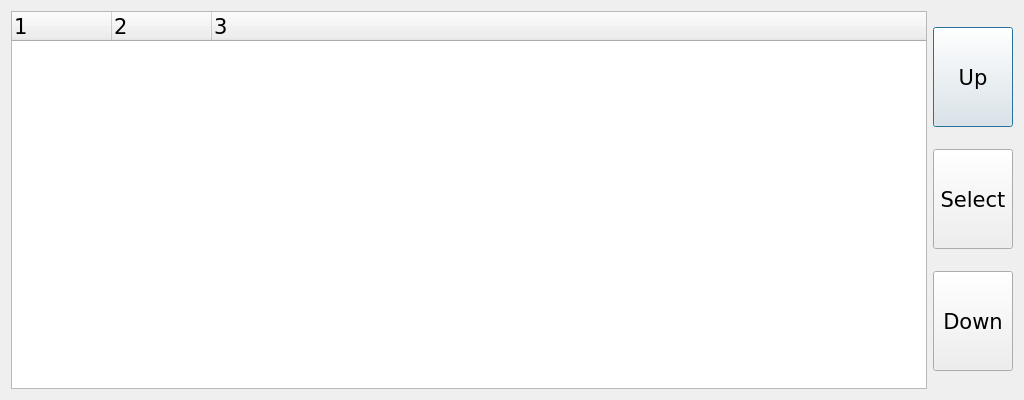
Old version of the form sterownik_glowny/bc_client/citemsmenu.ui in the repository bremenpl/bateria_cenralna.
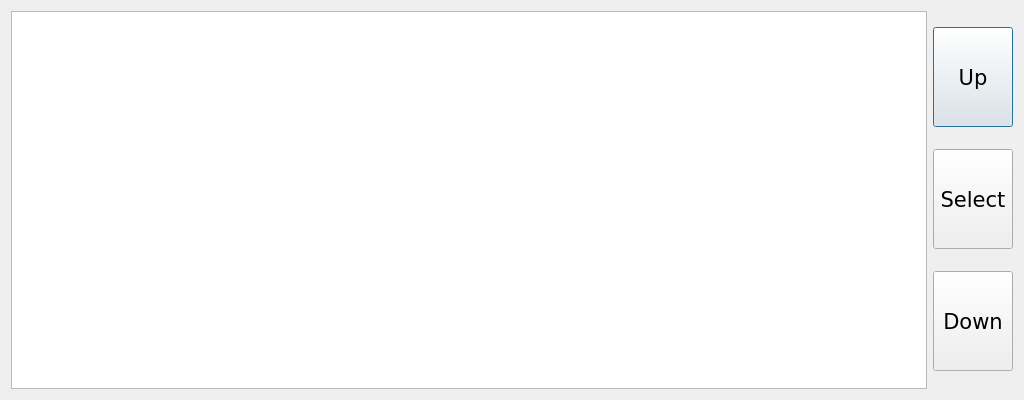
New version of the form.

What changed in the file:
```diff
--- a/sterownik_glowny/bc_client/citemsmenu.ui
+++ b/sterownik_glowny/bc_client/citemsmenu.ui
@@ -21,31 +21,23 @@
   </property>
   <layout class="QGridLayout" name="gridLayout">
    <item row="0" column="0">
-    <widget class="QTreeWidget" name="twItems">
+    <widget class="QTableView" name="tvItems">
      <property name="font">
       <font>
        <family>DejaVu Sans</family>
-       <pointsize>16</pointsize>
+       <pointsize>14</pointsize>
+       <italic>false</italic>
       </font>
      </property>
-     <property name="columnCount">
-      <number>3</number>
+     <property name="selectionMode">
+      <enum>QAbstractItemView::SingleSelection</enum>
      </property>
-     <column>
-      <property name="text">
-       <string notr="true">1</string>
-      </property>
-     </column>
-     <column>
-      <property name="text">
-       <string notr="true">2</string>
-      </property>
-     </column>
-     <column>
-      <property name="text">
-       <string notr="true">3</string>
-      </property>
-     </column>
+     <property name="selectionBehavior">
+      <enum>QAbstractItemView::SelectRows</enum>
+     </property>
+     <attribute name="verticalHeaderVisible">
+      <bool>false</bool>
+     </attribute>
     </widget>
    </item>
    <item row="0" column="1">
```
